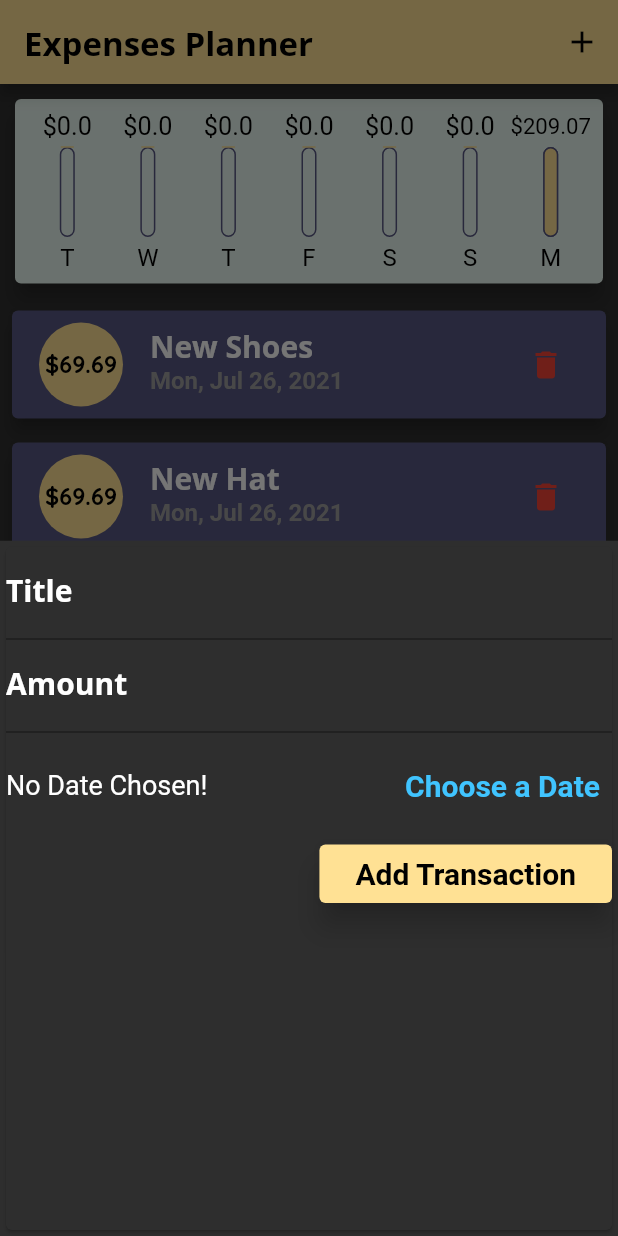
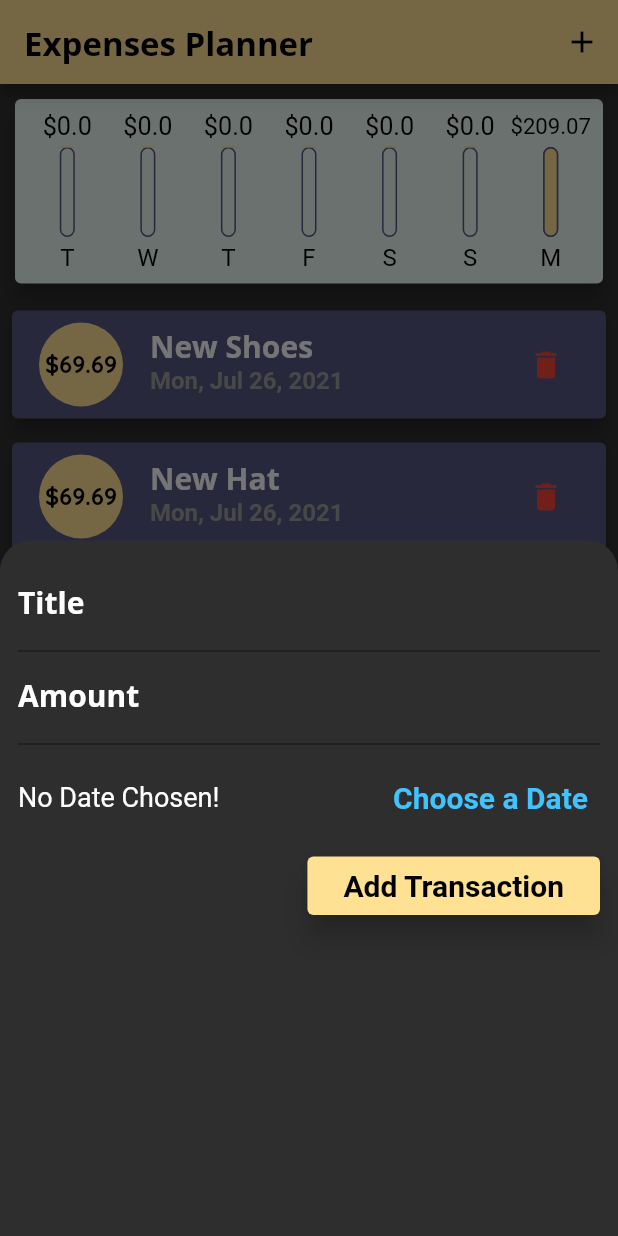
Before and after one commit to MostafaAE/personal_expenses_flutter, a Flutter app: the screen it shows after launch, after a tap on the "add" icon, on a phone screen of 412 x 824 dp. Run offline on Flutter 3.47's test engine with Material 2 defaults, Android fonts, the phone set to English and light mode, and no system bars; our stand-ins replace rflutter_alert.

Commit message:
refactoring code

```diff
--- a/lib/home.dart
+++ b/lib/home.dart
@@ -1,3 +1,4 @@
+import 'package:flutter/cupertino.dart';
 import 'package:flutter/material.dart';
 
 import './models/transaction.dart';
@@ -53,6 +54,10 @@ class _HomePageState extends State<HomePage> {
         return NewTransaction(addTx: _addTransaction);
       },
       backgroundColor: kDarkGrey,
+      shape: RoundedRectangleBorder(
+        borderRadius: BorderRadius.only(
+            topLeft: Radius.circular(20.0), topRight: Radius.circular(20.0)),
+      ),
     );
   }
 
--- a/lib/widgets/new_transaction.dart
+++ b/lib/widgets/new_transaction.dart
@@ -59,8 +59,11 @@ class _NewTransactionState extends State<NewTransaction> {
 
   @override
   Widget build(BuildContext context) {
-    return Card(
+    return Padding(
+      padding: const EdgeInsets.all(8.0),
+      child: Card(
         color: kDarkGrey,
+        elevation: 0,
         child: Column(
           crossAxisAlignment: CrossAxisAlignment.end,
           children: [
@@ -129,6 +132,7 @@ class _NewTransactionState extends State<NewTransaction> {
             ),
           ],
         ),
+      ),
     );
   }
 }
--- a/lib/widgets/transaction_list.dart
+++ b/lib/widgets/transaction_list.dart
@@ -12,7 +12,7 @@ class TransactionList extends StatelessWidget {
   @override
   Widget build(BuildContext context) {
     return Container(
-      height: 300,
+      height: 600,
       child: userTransactions.isEmpty
           ? Column(
               children: [
@@ -24,7 +24,7 @@ class TransactionList extends StatelessWidget {
                   height: 10,
                 ),
                 Container(
-                  height: 200,
+                  height: 500,
                   child: Image.asset(
                     'assets/images/waiting.png',
                     fit: BoxFit.cover,
@@ -82,41 +82,3 @@ class TransactionList extends StatelessWidget {
     );
   }
 }
-
-// Row(
-// children: [
-// Container(
-// margin:
-// EdgeInsets.symmetric(vertical: 10, horizontal: 15),
-// padding: EdgeInsets.all(10),
-// child: Text(
-// '\$${userTransactions[index].amount.toStringAsFixed(2)}',
-// style: TextStyle(
-// fontWeight: FontWeight.bold,
-// fontSize: 22,
-// color: kSecondaryColor,
-// ),
-// ),
-// decoration: BoxDecoration(
-// border: Border.all(
-// color: kSecondaryColor,
-// width: 2,
-// ),
-// ),
-// ),
-// Column(
-// crossAxisAlignment: CrossAxisAlignment.start,
-// children: [
-// Text(
-// userTransactions[index].title,
-// style: Theme.of(context).textTheme.title,
-// ),
-// Text(
-// DateFormat.yMMMEd()
-// .format(userTransactions[index].date),
-// style: kTxDateStyle,
-// ),
-// ],
-// )
-// ],
-// ),
```
Lines whose indentation alone changed are shown as unchanged.
